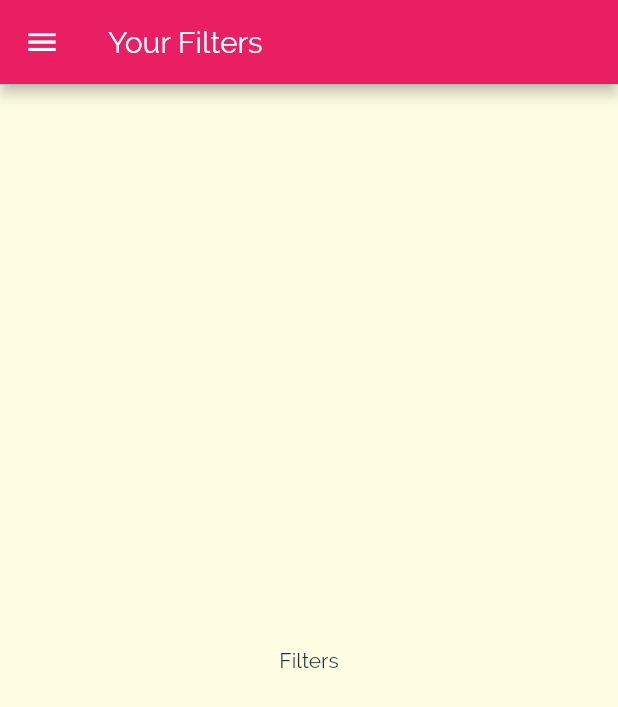
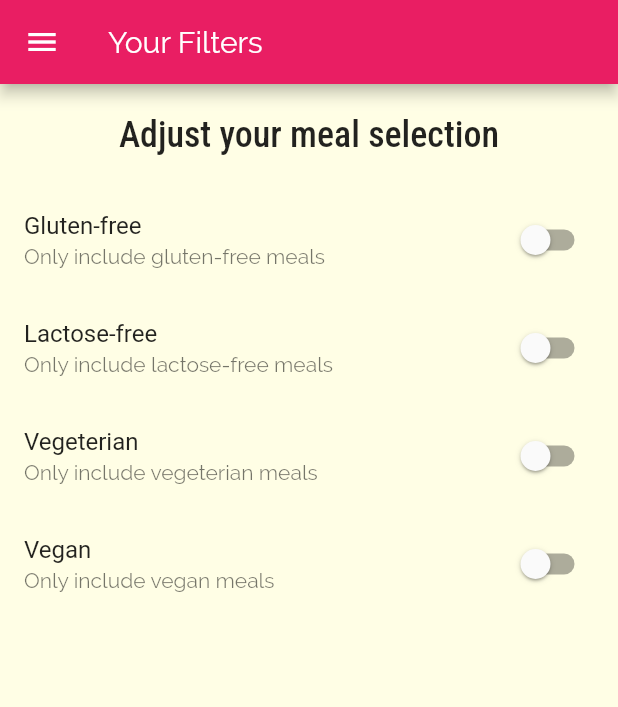
Before and after one commit to Auclown/flutter-meals, a Flutter app: the FiltersScreen screen opened by its route, on a phone screen of 412 x 824 dp. Shown: the top 707 px of the screen. Run offline on Flutter 3.47's test engine with Material 2 defaults, Android fonts, the phone set to English and light mode, and no system bars.

Commit message:
5th/May/2021 - filter screen

```diff
--- a/lib/screens/filters_screen.dart
+++ b/lib/screens/filters_screen.dart
@@ -1,8 +1,28 @@
 import 'package:flutter/material.dart';
 import '../widgets/main_drawer.dart';
 
-class FiltersScreen extends StatelessWidget {
+class FiltersScreen extends StatefulWidget {
   static const routeName = '/filters';
+
+  @override
+  _FiltersScreenState createState() => _FiltersScreenState();
+}
+
+class _FiltersScreenState extends State<FiltersScreen> {
+  bool _glutenFree = false;
+  bool _vegeterian = false;
+  bool _vegan = false;
+  bool _lactoseFree = false;
+
+  Widget _buildSwitchListTile(String title, String description,
+      bool currentValue, Function updateValue) {
+    return SwitchListTile(
+      title: Text(title),
+      value: currentValue,
+      subtitle: Text(description),
+      onChanged: updateValue,
+    );
+  }
 
   @override
   Widget build(BuildContext context) {
@@ -11,8 +31,49 @@ class FiltersScreen extends StatelessWidget {
         title: Text('Your Filters'),
       ),
       drawer: MainDrawer(),
-      body: Center(
-        child: Text('Filters'),
+      body: Column(
+        children: <Widget>[
+          Container(
+            padding: EdgeInsets.all(20),
+            child: Text(
+              'Adjust your meal selection',
+              style: Theme.of(context).textTheme.title,
+            ),
+          ),
+          Expanded(
+            child: ListView(
+              children: <Widget>[
+                _buildSwitchListTile('Gluten-free',
+                    'Only include gluten-free meals', _glutenFree, (newValue) {
+                  setState(() {
+                    _glutenFree = newValue;
+                  });
+                }),
+                _buildSwitchListTile(
+                    'Lactose-free',
+                    'Only include lactose-free meals',
+                    _lactoseFree, (newValue) {
+                  setState(() {
+                    _lactoseFree = newValue;
+                  });
+                }),
+                _buildSwitchListTile(
+                    'Vegeterian', 'Only include vegeterian meals', _vegeterian,
+                    (newValue) {
+                  setState(() {
+                    _vegeterian = newValue;
+                  });
+                }),
+                _buildSwitchListTile(
+                    'Vegan', 'Only include vegan meals', _vegan, (newValue) {
+                  setState(() {
+                    _vegan = newValue;
+                  });
+                }),
+              ],
+            ),
+          ),
+        ],
       ),
     );
   }
```
